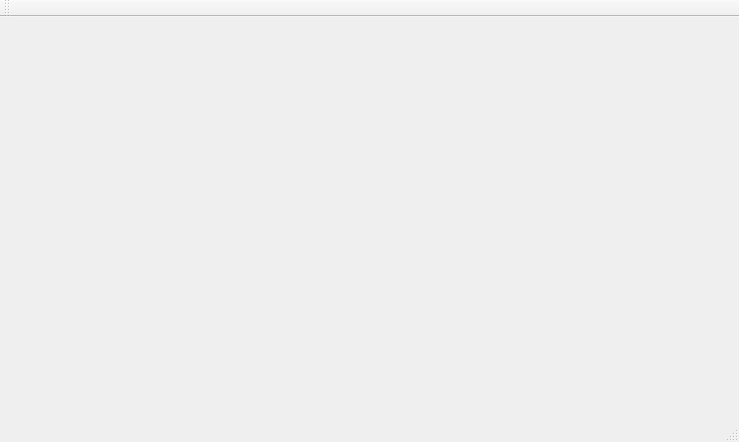
Qt form DB_couserwork_client_app/mainwindow.ui (hurr1canexd/DB-coursework) before a commit.
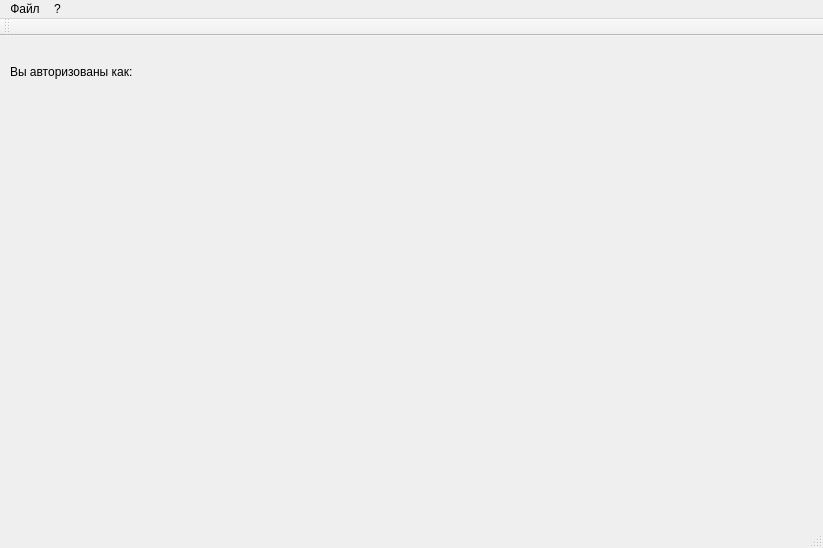
The same form after that commit.

What changed in the file:
```diff
--- a/DB_couserwork_client_app/mainwindow.ui
+++ b/DB_couserwork_client_app/mainwindow.ui
@@ -6,20 +6,62 @@
    <rect>
     <x>0</x>
     <y>0</y>
-    <width>739</width>
-    <height>442</height>
+    <width>823</width>
+    <height>548</height>
    </rect>
   </property>
-  <widget class="QWidget" name="centralWidget"/>
+  <widget class="QWidget" name="centralWidget">
+   <widget class="QLabel" name="userLabel">
+    <property name="geometry">
+     <rect>
+      <x>10</x>
+      <y>20</y>
+      <width>131</width>
+      <height>31</height>
+     </rect>
+    </property>
+    <property name="text">
+     <string>Вы авторизованы как:</string>
+    </property>
+   </widget>
+   <widget class="QLabel" name="label">
+    <property name="geometry">
+     <rect>
+      <x>140</x>
+      <y>25</y>
+      <width>101</width>
+      <height>21</height>
+     </rect>
+    </property>
+    <property name="text">
+     <string/>
+    </property>
+   </widget>
+  </widget>
   <widget class="QMenuBar" name="menuBar">
    <property name="geometry">
     <rect>
      <x>0</x>
      <y>0</y>
-     <width>739</width>
+     <width>823</width>
      <height>21</height>
     </rect>
    </property>
+   <widget class="QMenu" name="menu">
+    <property name="title">
+     <string>Файл</string>
+    </property>
+    <addaction name="action_exit"/>
+   </widget>
+   <widget class="QMenu" name="menu_2">
+    <property name="title">
+     <string>?</string>
+    </property>
+    <addaction name="action_help"/>
+    <addaction name="action_about"/>
+   </widget>
+   <addaction name="menu"/>
+   <addaction name="menu_2"/>
   </widget>
   <widget class="QToolBar" name="mainToolBar">
    <attribute name="toolBarArea">
```
Left out of the diff: 18 changed lines with no effect on the pictures.
